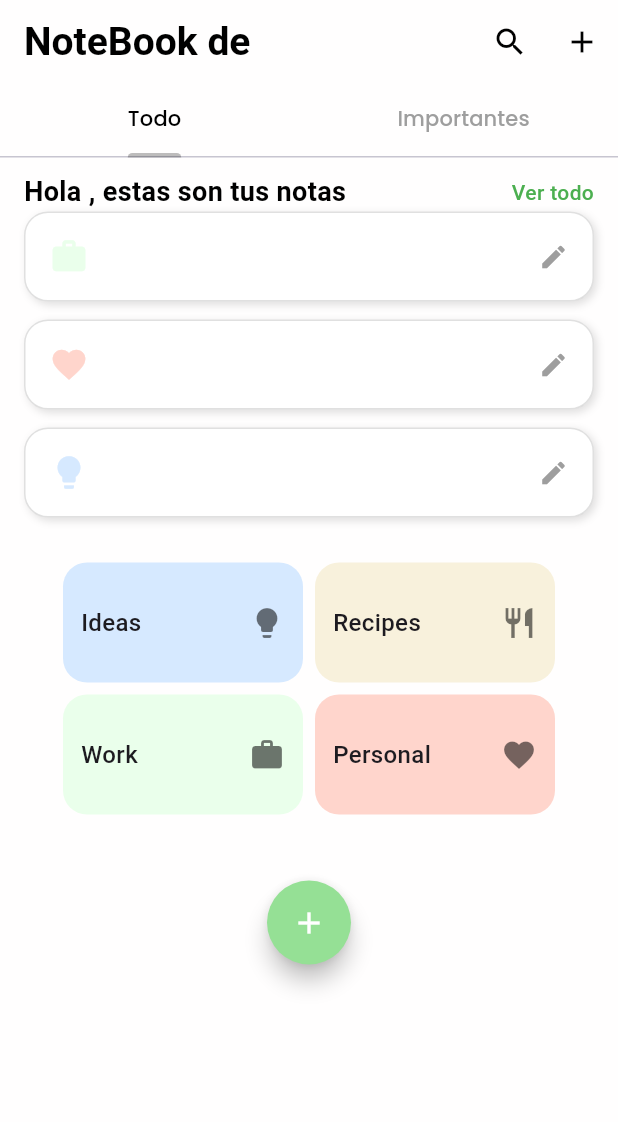
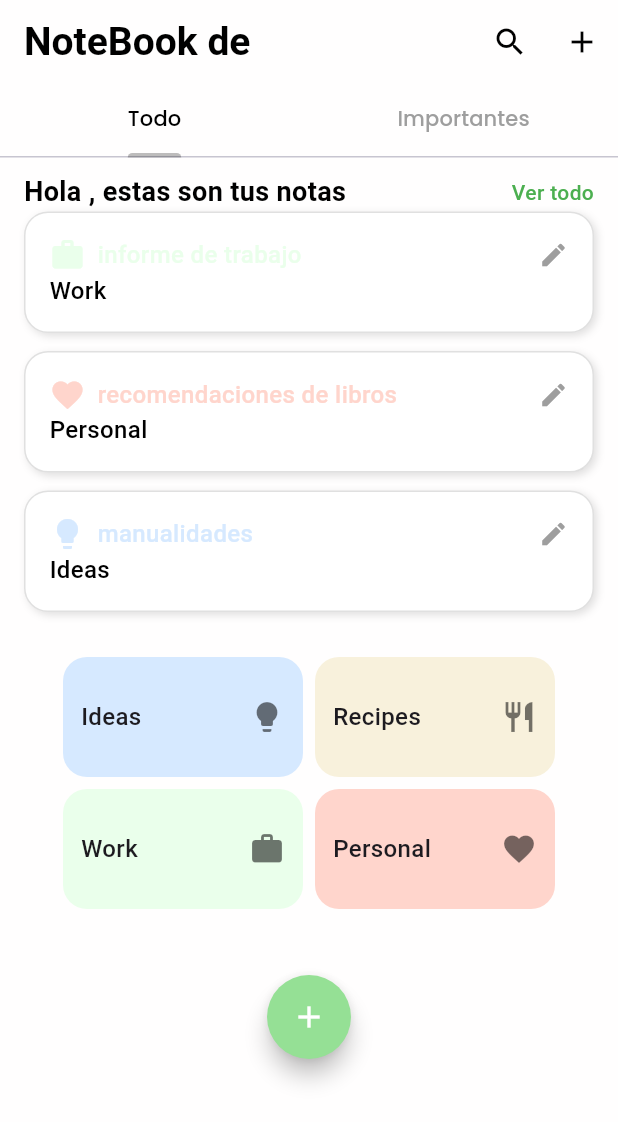
Before and after one commit to SamirL0912/App-Notas, a Flutter app: the SuccessView screen opened directly with empty values, on a phone screen of 412 x 824 dp. Shown: the top 1122 px of the screen. Run offline on Flutter 3.47's test engine with Material 3 defaults, Android fonts, the phone set to English and light mode, and no system bars; our stand-ins replace bloc, equatable, flutter_bloc, google_fonts.

Commit message:
edicion de vista success

```diff
--- a/app_notas/lib/home/presentation/failure/views/success_view.dart
+++ b/app_notas/lib/home/presentation/failure/views/success_view.dart
@@ -87,11 +87,11 @@ class _SuccessViewState extends State<SuccessView> {
                         ),
                       ],
                     ),
-                    noteItem(Icons.work, green),
+                    noteItem(Icons.work, green,"Work","informe de trabajo", green),
                     const SizedBox(height: 12),
-                    noteItem(Icons.favorite, peach),
+                    noteItem(Icons.favorite, peach,"Personal","recomendaciones de libros", peach),
                     const SizedBox(height: 12),
-                    noteItem(Icons.lightbulb, blue),
+                    noteItem(Icons.lightbulb, blue,"Ideas","manualidades", blue),
                     const SizedBox(height: 30),
                     Row(
                       mainAxisAlignment: MainAxisAlignment.center,
@@ -163,7 +163,7 @@ class _SuccessViewState extends State<SuccessView> {
     );
   }
 
-  Widget noteItem(IconData icon, Color color) {
+  Widget noteItem(IconData icon, Color color, String text,String title, Color titleColor) {
     return Container(
       width: double.infinity,
       padding: const EdgeInsets.all(16),
@@ -175,12 +175,37 @@ class _SuccessViewState extends State<SuccessView> {
           BoxShadow(color: Colors.black12, blurRadius: 4, offset: Offset(2, 2)),
         ],
       ),
-      child: Row(
+      child: Column(
+        crossAxisAlignment: CrossAxisAlignment.start,
         children: [
-          Icon(icon, color: color, size: 26),
-          const SizedBox(width: 16),
-          const Spacer(),
-          const Icon(Icons.edit, size: 20, color: Colors.grey),
+          Row(
+            mainAxisAlignment: MainAxisAlignment.spaceBetween,
+            children: [
+              Row(
+                children: [
+                  Icon(icon, color: color),
+                  const SizedBox(width: 8),
+                  Text(
+                    title,
+                    style: GoogleFonts.roboto(
+                      color: titleColor,
+                      fontSize: 16,
+                      fontWeight: FontWeight.w500,
+                    ),
+                  ),
+                ],
+              ),
+              Icon(Icons.edit, size: 20, color: Colors.grey),
+            ],
+          ),
+         Text(
+            text,
+            style: GoogleFonts.roboto(
+              color: Color.fromARGB(255, 0, 0, 0),
+              fontSize: 16,
+              fontWeight: FontWeight.w500,
+            ),
+          ),
         ],
       ),
     );
```
